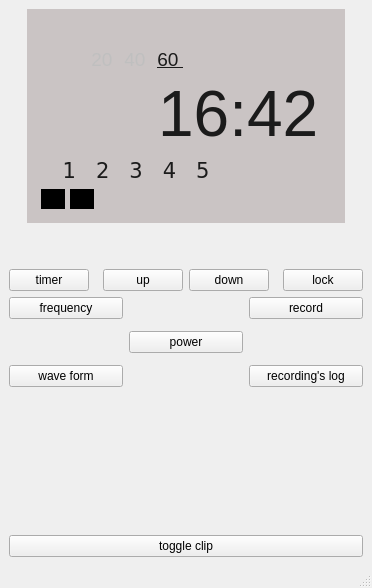
willwright1213/CESSimulator, file mainwindow.ui: the form before one commit.
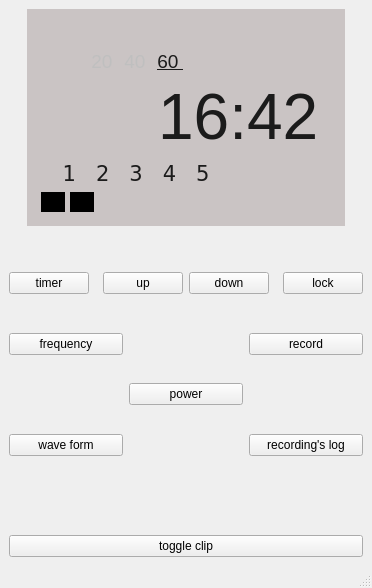
The form after the commit. Icons and pictures are not drawn.

Commit message: second update to interface design

Patch:
```diff
--- a/mainwindow.ui
+++ b/mainwindow.ui
@@ -445,7 +445,7 @@
        <enum>Qt::Vertical</enum>
       </property>
       <property name="sizeType">
-       <enum>QSizePolicy::MinimumExpanding</enum>
+       <enum>QSizePolicy::Minimum</enum>
       </property>
       <property name="sizeHint" stdset="0">
        <size>
```
The commit also changes 1 other file.
